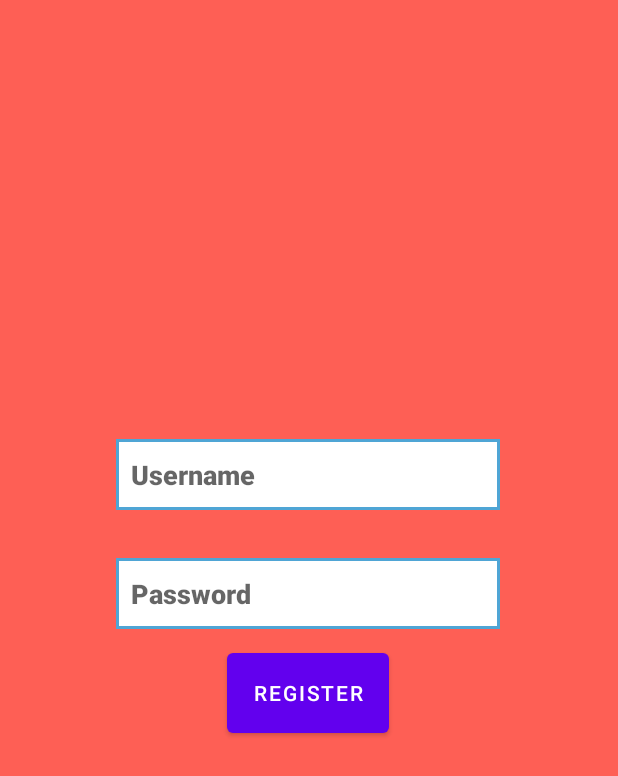
After one commit to lsuutari19/android, an Android app: the RegisterActivity screen opened directly, with no data from a screen before it, on a phone screen of 412 x 824 dp. The commit adds this screen. Shown: the top 776 px of the screen. Run offline under Robolectric (Android 15) with nearby library versions, the phone set to English and light mode, and no system bars.

Commit message:
register page

```diff
--- a/app/src/main/AndroidManifest.xml
+++ b/app/src/main/AndroidManifest.xml
@@ -34,6 +34,19 @@
                 android:name="android.app.lib_name"
                 android:value="" />
         </activity>
+        <activity
+            android:name=".RegisterActivity"
+            android:exported="true">
+        <intent-filter>
+            <action android:name="android.intent.action.MAIN" />
+
+            <category android:name="android.intent.category.LAUNCHER" />
+        </intent-filter>
+
+        <meta-data
+            android:name="android.app.lib_name"
+            android:value="" />
+        </activity>
     </application>
 
 </manifest>
--- a/app/src/main/java/com/example/loginapp/MainActivity.java
+++ b/app/src/main/java/com/example/loginapp/MainActivity.java
@@ -20,6 +20,7 @@ public class MainActivity extends AppCompatActivity {
         super.onCreate(savedInstanceState);
         setContentView(R.layout.activity_main);
 
+
         TextView username = findViewById(R.id.username);
         TextView password = findViewById(R.id.password);
 
@@ -27,6 +28,7 @@ public class MainActivity extends AppCompatActivity {
         Button registerButton = (MaterialButton) findViewById(R.id.registerBtn);
 
         loginButton.setOnClickListener(new View.OnClickListener() {
+
             @Override
             public void onClick(View view) {
                 if(username.getText().toString().equals("admin") && password.getText().toString().equals("1234")){
@@ -35,7 +37,7 @@ public class MainActivity extends AppCompatActivity {
                     startActivity(intent);
                 }
                 else {
-                    Toast.makeText(MainActivity.this, "Login success!", Toast.LENGTH_SHORT).show();
+                    Toast.makeText(MainActivity.this, "Login failed!", Toast.LENGTH_SHORT).show();
                 }
             }
         });
@@ -44,6 +46,8 @@ public class MainActivity extends AppCompatActivity {
             @Override
             public void onClick(View view) {
                 // Intent into a register page
+                Intent intent = new Intent(view.getContext(), RegisterActivity.class);
+                startActivity(intent);
             }
         });
     }
--- /dev/null
+++ b/app/src/main/java/com/example/loginapp/RegisterActivity.java
@@ -0,0 +1,43 @@
+package com.example.loginapp;
+
+import android.content.Intent;
+import android.os.Bundle;
+import android.util.Log;
+import android.view.View;
+import android.widget.Button;
+import android.widget.TextView;
+import android.widget.Toast;
+
+import androidx.appcompat.app.AppCompatActivity;
+
+import com.google.android.material.button.MaterialButton;
+
+public class RegisterActivity extends AppCompatActivity {
+    // something
+
+    @Override
+    public void onCreate(Bundle savedInstanceState) {
+        super.onCreate(savedInstanceState);
+        setContentView(R.layout.activity_register);
+
+        TextView username = findViewById(R.id.reg_username);
+        TextView password = findViewById(R.id.reg_password);
+
+        Button registerButton = (MaterialButton) findViewById(R.id.regBtn);
+
+        registerButton.setOnClickListener(new View.OnClickListener() {
+            @Override
+            public void onClick(View view) {
+                // Intents into login page if username and password match
+                if(username.getText().toString().equals("admin") && password.getText().toString().equals("1234")){
+                    Toast.makeText(RegisterActivity.this, "Username already exists!", Toast.LENGTH_SHORT).show();
+                }
+                else {
+                    // Create the query that posts the username and password into backend here
+                    Toast.makeText(RegisterActivity.this, "Register successful!", Toast.LENGTH_SHORT).show();
+                    finish();
+                }
+            }
+        });
+    }
+}
--- a/app/src/main/res/layout/activity_main.xml
+++ b/app/src/main/res/layout/activity_main.xml
@@ -20,7 +20,7 @@
         app:layout_constraintEnd_toEndOf="parent"
         app:layout_constraintStart_toStartOf="parent"
         app:layout_constraintTop_toTopOf="parent"
-        app:layout_constraintVertical_bias="0.12" />
+        app:layout_constraintVertical_bias="0.12"/>
 
     <TextView
         android:id="@+id/forgotPassword"
--- /dev/null
+++ b/app/src/main/res/layout/activity_register.xml
@@ -0,0 +1,57 @@
+<?xml version="1.0" encoding="utf-8"?>
+<androidx.constraintlayout.widget.ConstraintLayout xmlns:android="http://schemas.android.com/apk/res/android"
+    xmlns:app="http://schemas.android.com/apk/res-auto"
+    xmlns:tools="http://schemas.android.com/tools"
+    android:layout_width="match_parent"
+    android:layout_height="match_parent"
+    tools:context=".RegisterActivity"
+    android:background="#FE5F55">
+
+    <EditText
+    android:id="@+id/reg_username"
+    android:layout_width="256dp"
+    android:layout_height="47dp"
+    android:layout_marginBottom="484dp"
+    android:autofillHints="Enter Username"
+    android:background="@drawable/text_border"
+    android:fontFamily="sans-serif-black"
+    android:hint="@string/username"
+    android:padding="10dp"
+    android:textColor="@color/black"
+    android:inputType="textPersonName"
+    app:layout_constraintBottom_toBottomOf="parent"
+    app:layout_constraintEnd_toEndOf="parent"
+    app:layout_constraintHorizontal_bias="0.496"
+    app:layout_constraintStart_toStartOf="parent"
+    app:layout_constraintVertical_bias="0.892" />
+
+    <EditText
+        android:id="@+id/reg_password"
+        android:layout_width="256dp"
+        android:layout_height="47dp"
+        android:layout_marginTop="32dp"
+        android:autofillHints="Enter Password"
+        android:background="@drawable/text_border"
+        android:fontFamily="sans-serif-black"
+        android:hint="Password"
+        android:padding="10dp"
+        android:textColor="@color/black"
+        android:inputType="textPassword"
+        app:layout_constraintEnd_toEndOf="parent"
+        app:layout_constraintHorizontal_bias="0.496"
+        app:layout_constraintStart_toStartOf="parent"
+        app:layout_constraintTop_toBottomOf="@+id/reg_username" />
+
+    <com.google.android.material.button.MaterialButton
+        android:id="@+id/regBtn"
+        android:layout_width="108dp"
+        android:layout_height="65dp"
+        android:layout_marginBottom="320dp"
+        android:text="@string/register"
+        app:layout_constraintBottom_toBottomOf="parent"
+        app:layout_constraintEnd_toEndOf="parent"
+        app:layout_constraintHorizontal_bias="0.498"
+        app:layout_constraintStart_toStartOf="parent"
+        app:layout_constraintTop_toBottomOf="@+id/reg_password" />
+
+</androidx.constraintlayout.widget.ConstraintLayout>
--- a/app/src/main/res/values/strings.xml
+++ b/app/src/main/res/values/strings.xml
@@ -14,4 +14,5 @@
     <string name="hello_first_fragment">Hello first fragment</string>
     <string name="hello_second_fragment">Hello second fragment. Arg: %1$s</string>
     <string name="i_apos_m_screen_2_main2_xml">I\'m screen 2 (main2.xml)</string>
+    <string name="register">register</string>
 </resources>
```
Also changed, not shown: app/src/main/java/com/example/loginapp/HomeActivity.java (+3 -11 lines).
